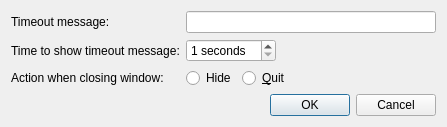
The window that settingswidget.ui (Granddave/Stretch-timer) describes before a commit, drawn with Qt 5.
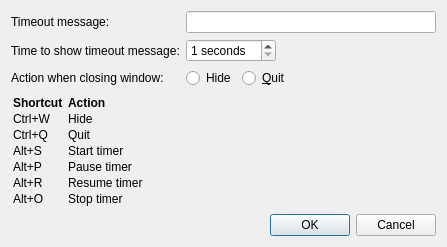
The same window after the commit.

Commit message: Moved shortcut explanation to the settings widget

The edit to the form file:
```diff
--- a/settingswidget.ui
+++ b/settingswidget.ui
@@ -7,7 +7,7 @@
     <x>0</x>
     <y>0</y>
     <width>427</width>
-    <height>123</height>
+    <height>236</height>
    </rect>
   </property>
   <property name="sizePolicy">
@@ -26,16 +26,6 @@
    <bool>false</bool>
   </property>
   <layout class="QGridLayout" name="gridLayout">
-   <item row="1" column="0">
-    <widget class="QDialogButtonBox" name="buttonBox">
-     <property name="orientation">
-      <enum>Qt::Horizontal</enum>
-     </property>
-     <property name="standardButtons">
-      <set>QDialogButtonBox::Cancel|QDialogButtonBox::Ok</set>
-     </property>
-    </widget>
-   </item>
    <item row="0" column="0">
     <layout class="QGridLayout" name="gridLayout_2">
      <item row="0" column="1">
@@ -148,6 +138,26 @@
      </item>
     </layout>
    </item>
+   <item row="2" column="0">
+    <widget class="QDialogButtonBox" name="buttonBox">
+     <property name="orientation">
+      <enum>Qt::Horizontal</enum>
+     </property>
+     <property name="standardButtons">
+      <set>QDialogButtonBox::Cancel|QDialogButtonBox::Ok</set>
+     </property>
+    </widget>
+   </item>
+   <item row="1" column="0">
+    <widget class="QLabel" name="shortcut_label">
+     <property name="text">
+      <string>&lt;html&gt;&lt;head/&gt;&lt;body&gt;&lt;table border=&quot;0&quot; style=&quot; margin-top:0px; margin-bottom:0px; margin-left:0px; margin-right:0px;&quot; cellspacing=&quot;2&quot; cellpadding=&quot;0&quot;&gt;&lt;tr&gt;&lt;td&gt;&lt;p&gt;&lt;span style=&quot; font-weight:600;&quot;&gt;Shortcut     &lt;/span&gt;&lt;/p&gt;&lt;/td&gt;&lt;td&gt;&lt;p&gt;&lt;span style=&quot; font-weight:600;&quot;&gt;Action&lt;/span&gt;&lt;/p&gt;&lt;/td&gt;&lt;/tr&gt;&lt;tr&gt;&lt;td&gt;&lt;p&gt;Ctrl+W&lt;/p&gt;&lt;/td&gt;&lt;td&gt;&lt;p&gt;Hide&lt;/p&gt;&lt;/td&gt;&lt;/tr&gt;&lt;tr&gt;&lt;td&gt;&lt;p&gt;Ctrl+Q&lt;/p&gt;&lt;/td&gt;&lt;td&gt;&lt;p&gt;Quit&lt;/p&gt;&lt;/td&gt;&lt;/tr&gt;&lt;tr&gt;&lt;td&gt;&lt;p&gt;Alt+S&lt;/p&gt;&lt;/td&gt;&lt;td&gt;&lt;p&gt;Start timer&lt;/p&gt;&lt;/td&gt;&lt;/tr&gt;&lt;tr&gt;&lt;td&gt;&lt;p&gt;Alt+P&lt;/p&gt;&lt;/td&gt;&lt;td&gt;&lt;p&gt;Pause timer&lt;/p&gt;&lt;/td&gt;&lt;/tr&gt;&lt;tr&gt;&lt;td&gt;&lt;p&gt;Alt+R&lt;/p&gt;&lt;/td&gt;&lt;td&gt;&lt;p&gt;Resume timer&lt;/p&gt;&lt;/td&gt;&lt;/tr&gt;&lt;tr&gt;&lt;td&gt;&lt;p&gt;Alt+O&lt;/p&gt;&lt;/td&gt;&lt;td&gt;&lt;p&gt;Stop timer&lt;/p&gt;&lt;/td&gt;&lt;/tr&gt;&lt;/table&gt;&lt;/body&gt;&lt;/html&gt;</string>
+     </property>
+     <property name="indent">
+      <number>0</number>
+     </property>
+    </widget>
+   </item>
   </layout>
  </widget>
  <resources/>
```
Left out of the diff: 20 changed lines with no effect on the pictures. The commit also changes 1 other file.
